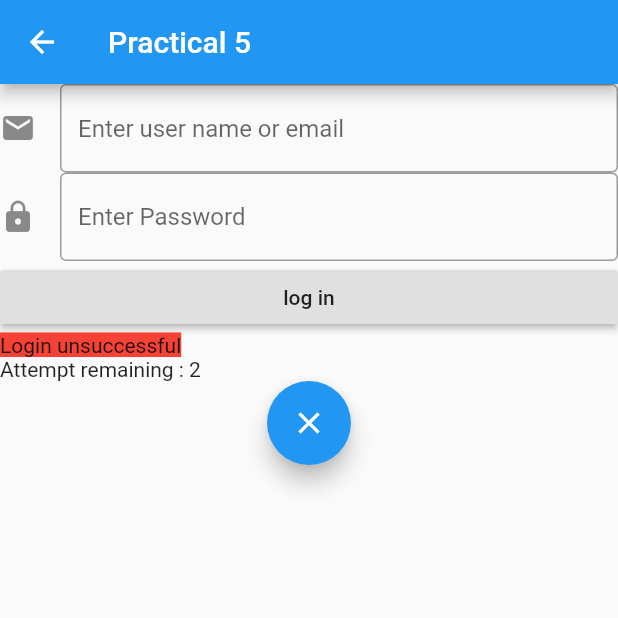
After one commit to Prashant12461246/FlutterApp, a Flutter app: the Practical5 screen opened directly, after a tap on "log in", on a phone screen of 412 x 824 dp, the top half of it. The commit adds this screen. Run offline on Flutter 3.47's test engine with Material 2 defaults, Android fonts, the phone set to English and light mode, and no system bars; our stand-ins replace fluttertoast; missing offline and left inert: torch.

Commit message:
Prashant12461246

```diff
--- /dev/null
+++ b/lib/Practical5.dart
@@ -0,0 +1,95 @@
+import 'dart:io';
+
+import 'package:flutter/material.dart';
+
+String user = '0';
+String password = '0';
+bool _isButtonDisabeled = false;
+String loginmessage = '';
+int attempt = 3;
+Color bgcolor = Colors.white;
+
+class Practical5 extends StatefulWidget {
+  Practical5({Key key}) : super(key: key);
+
+  @override
+  _Practical5State createState() => _Practical5State();
+}
+
+class _Practical5State extends State<Practical5> {
+  @override
+  Widget build(BuildContext context) {
+    return Scaffold(
+      appBar: AppBar(
+        title: Text("Practical 5"),
+      ),
+      body: ListView(
+        children: <Widget>[
+          TextField(
+            decoration: InputDecoration(
+              icon: Icon(Icons.email),
+              border: OutlineInputBorder(),
+              hintText: "Enter user name or email",
+            ),
+            onChanged: (val){
+              user = val;
+            },
+          ),
+          TextField(
+            decoration: InputDecoration(
+              icon: Icon(Icons.lock),
+              border: OutlineInputBorder(),
+              hintText: "Enter Password",
+
+            ),
+            obscureText: true,
+            onChanged: (val){
+              password = val;
+            },
+          ),
+          RaisedButton(
+            child: Text("log in"),
+            onPressed: _isButtonDisabeled ? null : succes,
+          ),
+          Text(loginmessage,
+          style: TextStyle(
+            backgroundColor: bgcolor,
+          ),),
+          Text("Attempt remaining : "+attempt.toString()),
+          FloatingActionButton(
+            tooltip: 'close App',
+            child: Icon(Icons.close),
+            onPressed: (){
+              exit(0);
+            },
+          )
+        ],
+      ),
+    );
+  }
+  void succes(){
+    setState(() {
+      if(user=='17it123'){
+        if(password=='061199'){
+          bgcolor = Colors.green;
+          loginmessage = "login successful";
+          attempt=3;
+        }
+        else{
+          bgcolor = Colors.red;
+          loginmessage = "Login unsuccessful";
+          attempt--;
+        }
+
+      }
+      else{
+        bgcolor = Colors.red;
+          loginmessage = "Login unsuccessful";
+          attempt--;
+      }
+      if(attempt==0){
+          _isButtonDisabeled = true;
+      }
+    });
+  }
+}
--- a/pubspec.yaml
+++ b/pubspec.yaml
@@ -20,6 +20,7 @@ dependencies:
   flutter:
     sdk: flutter
   fluttertoast: ^3.1.3
+  torch: ^0.1.1
 
 
   # The following adds the Cupertino Icons font to your application.
```
Also changed, not shown: lib/DrawerOnly.dart (+16 -0 lines), lib/Practical6.dart (added, +29 -0 lines), pubspec.lock.
